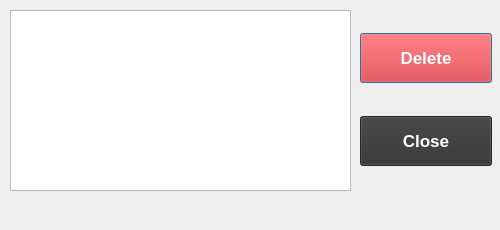
Before: the Qt Designer form UI/uifiles/deletemembers.ui in ayushr01/Library-Management-System, drawn with Qt 5.
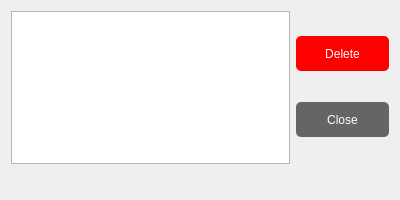
After: the same form once the commit is applied.

Commit message: Updated delete member dialog

```diff
--- a/UI/uifiles/deletemembers.ui
+++ b/UI/uifiles/deletemembers.ui
@@ -6,114 +6,63 @@
    <rect>
     <x>0</x>
     <y>0</y>
-    <width>500</width>
-    <height>230</height>
+    <width>400</width>
+    <height>200</height>
    </rect>
   </property>
-  <property name="sizePolicy">
-   <sizepolicy hsizetype="Fixed" vsizetype="Fixed">
-    <horstretch>0</horstretch>
-    <verstretch>0</verstretch>
-   </sizepolicy>
-  </property>
   <property name="minimumSize">
    <size>
-    <width>500</width>
-    <height>230</height>
+    <width>400</width>
+    <height>200</height>
    </size>
   </property>
   <property name="maximumSize">
    <size>
-    <width>500</width>
-    <height>230</height>
+    <width>400</width>
+    <height>200</height>
    </size>
   </property>
-  <property name="font">
-   <font>
-    <pointsize>13</pointsize>
-    <bold>true</bold>
-   </font>
-  </property>
   <property name="windowTitle">
    <string>Delete Members</string>
   </property>
+  <layout class="QVBoxLayout" name="verticalLayout_2" stretch="8,1">
+   <item>
+    <layout class="QHBoxLayout" name="horizontalLayout" stretch="3,1">
+     <item>
   <widget class="QListWidget" name="memlist">
-   <property name="geometry">
-    <rect>
-     <x>10</x>
-     <y>10</y>
-     <width>341</width>
-     <height>181</height>
-    </rect>
-   </property>
    <property name="font">
     <font>
      <pointsize>13</pointsize>
-     <bold>false</bold>
     </font>
    </property>
    <property name="editTriggers">
     <set>QAbstractItemView::NoEditTriggers</set>
    </property>
-  </widget>
-  <widget class="QLabel" name="errorlabel">
-   <property name="geometry">
-    <rect>
-     <x>10</x>
-     <y>200</y>
-     <width>481</width>
-     <height>22</height>
-    </rect>
-   </property>
-   <property name="font">
-    <font>
-     <pointsize>13</pointsize>
-     <bold>true</bold>
-    </font>
-   </property>
-   <property name="styleSheet">
-    <string notr="true">color: red</string>
-   </property>
-   <property name="text">
-    <string/>
-   </property>
-  </widget>
-  <widget class="QWidget" name="layoutWidget">
-   <property name="geometry">
-    <rect>
-     <x>360</x>
-     <y>10</y>
-     <width>132</width>
-     <height>181</height>
-    </rect>
-   </property>
-   <property name="font">
-    <font>
-     <pointsize>13</pointsize>
-     <bold>true</bold>
-    </font>
-   </property>
-   <layout class="QVBoxLayout" name="buttons">
     <property name="spacing">
-     <number>10</number>
-    </property>
+        <number>2</number>
+       </property>
+      </widget>
+     </item>
+     <item>
+      <layout class="QVBoxLayout" name="verticalLayout">
     <item>
      <widget class="QPushButton" name="deletebutton">
       <property name="minimumSize">
        <size>
-        <width>130</width>
-        <height>50</height>
-       </size>
-      </property>
-      <property name="font">
-       <font>
-        <pointsize>13</pointsize>
-        <bold>true</bold>
-       </font>
-      </property>
+           <width>0</width>
+           <height>35</height>
+          </size>
+         </property>
       <property name="styleSheet">
-       <string notr="true">background-color : red;
-color: white;</string>
+          <string notr="true">QPushButton#deletebutton{
+	background-color: red;
+	border-radius: 5px;
+	color: white;
+}
+
+QPushButton#deletebutton:hover{
+	border: 2px solid teal;
+}</string>
       </property>
       <property name="text">
        <string>Delete</string>
@@ -124,19 +73,20 @@
      <widget class="QPushButton" name="closebutton">
       <property name="minimumSize">
        <size>
-        <width>130</width>
-        <height>50</height>
-       </size>
-      </property>
-      <property name="font">
-       <font>
-        <pointsize>13</pointsize>
-        <bold>true</bold>
-       </font>
-      </property>
+           <width>0</width>
+           <height>35</height>
+          </size>
+         </property>
       <property name="styleSheet">
-       <string notr="true">background-color: #333333;
-color: white;</string>
+          <string notr="true">QPushButton#closebutton{
+	background-color: #656565;
+	border-radius: 5px;
+	color: white;
+}
+
+QPushButton#closebutton:hover{
+	border: 2px solid teal;
+}</string>
       </property>
       <property name="text">
        <string>Close</string>
@@ -144,7 +94,25 @@
      </widget>
     </item>
    </layout>
-  </widget>
+     </item>
+    </layout>
+   </item>
+   <item>
+    <widget class="QLabel" name="errorlabel">
+     <property name="font">
+      <font>
+       <bold>true</bold>
+      </font>
+     </property>
+     <property name="styleSheet">
+      <string notr="true">color: orange;</string>
+     </property>
+     <property name="text">
+      <string/>
+     </property>
+    </widget>
+   </item>
+  </layout>
  </widget>
  <resources/>
  <connections/>
```
Lines whose indentation alone changed are shown as unchanged. The commit also changes 1 other file.
